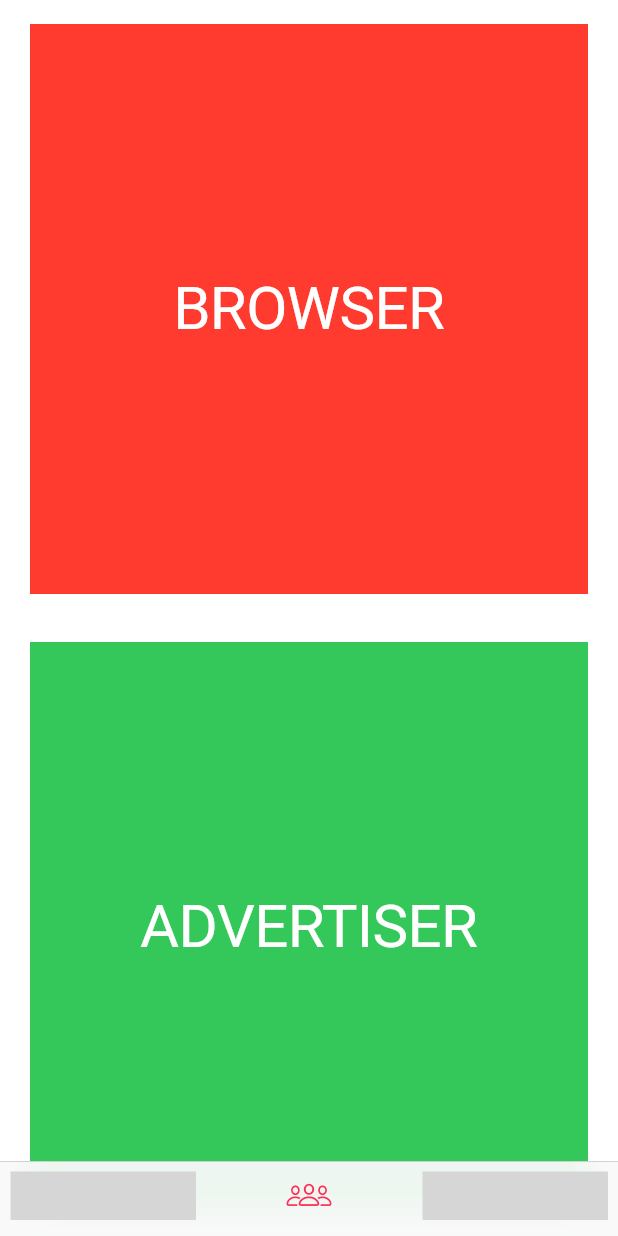
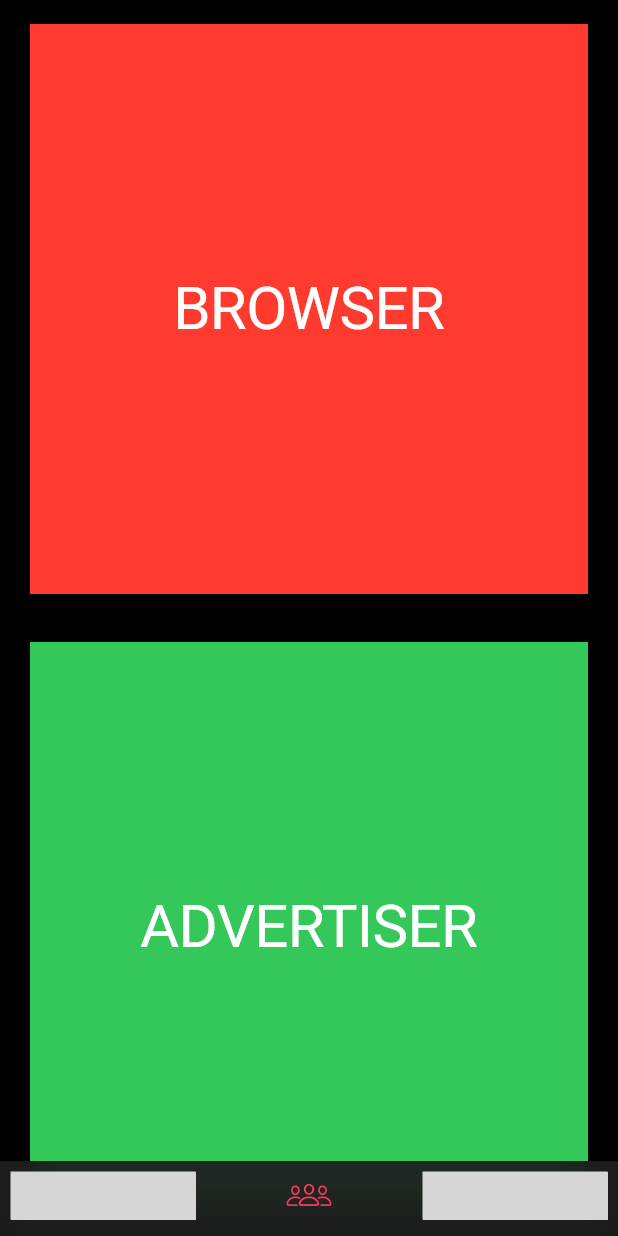
Before and after one commit to Famoose/FlutterSnake, a Flutter app: the screen it shows after launch, item 2 of the bottom bar chosen, on a phone screen of 412 x 824 dp. Run offline on Flutter 3.47's test engine with Material 2 defaults, Android fonts, the phone set to English and light mode, and no system bars; drawn by our look-alikes of flare_flutter; our stand-ins replace shared_preferences; missing offline and left inert: ping_discover_network, wifi; generated files the repository leaves out were written again; grey boxes are pictures that could not be loaded.

Commit message:
try dark mode. fix overlay

```diff
--- a/lib/main.dart
+++ b/lib/main.dart
@@ -22,7 +22,7 @@ class MyApp extends StatelessWidget {
   Widget build(BuildContext context) {
     return CupertinoApp(
       title: 'Snake',
-      theme: CupertinoThemeData(primaryColor: CupertinoColors.systemPink),
+      theme: CupertinoThemeData(primaryColor: CupertinoColors.systemPink, brightness: Brightness.dark),
       initialRoute: HomeViewRoute,
       onGenerateRoute: router.generateRoute,
       onUnknownRoute: (settings) => CupertinoPageRoute(
--- a/lib/multiplayer/multi-player-snake.dart
+++ b/lib/multiplayer/multi-player-snake.dart
@@ -156,7 +156,6 @@ class _MultiPlayerSnakeState extends State<MultiPlayerSnake> {
           }
         },
         child: Container(
-            color: CupertinoColors.white,
             child: SafeArea(
                 child: Stack(children: <Widget>[
               CustomPaint(
```
Also changed, not shown: lib/singleplayer/single-player-snake.dart (+11 -9 lines).
